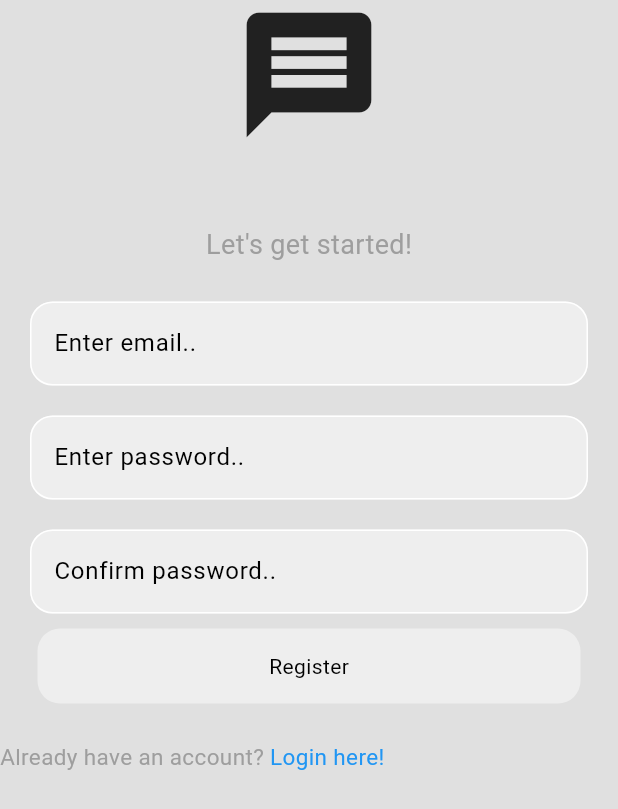
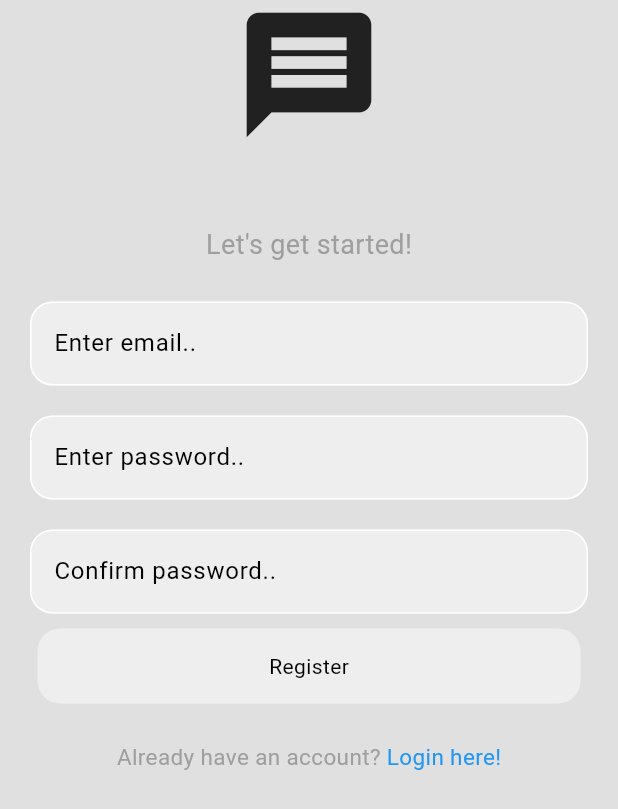
Before and after one commit to Odhi-ambo/messaging_app, a Flutter app: the RegisterPage screen opened directly, on a phone screen of 412 x 824 dp. Shown: the top 809 px of the screen. Run offline on Flutter 3.47's test engine with Material 3 defaults, Android fonts, the phone set to English and light mode, and no system bars.

Commit message:
registration page

```diff
--- a/lib/pages/register_page.dart
+++ b/lib/pages/register_page.dart
@@ -62,7 +62,7 @@ class RegisterPage extends StatelessWidget {
               ),
 
               //login button
-              Row(children: [
+              Row(mainAxisAlignment: MainAxisAlignment.center, children: [
                 Text('Already have an account?',
                     style: TextStyle(
                         color: Theme.of(context).colorScheme.primary,
```
